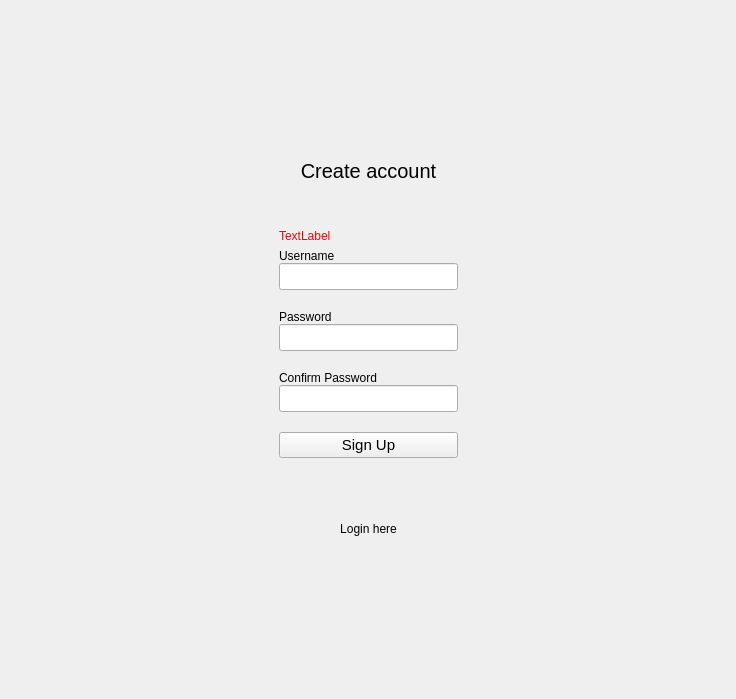
Qt form client/ui/registrationpage.ui (McQueeh95/ChatProject) before a commit.
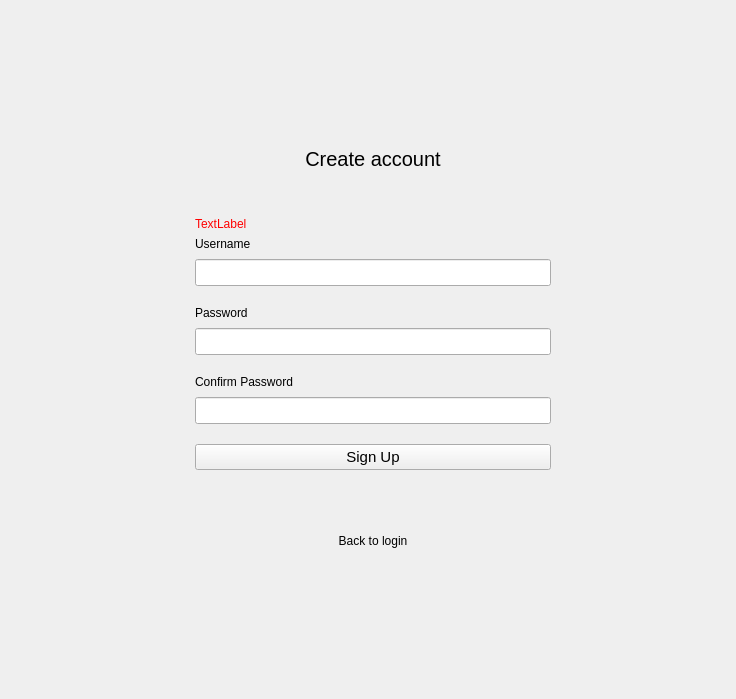
The same form after that commit.

Commit message: refactor(client): add styles to login and registration widgets

The edit to the form file:
```diff
--- a/client/ui/registrationpage.ui
+++ b/client/ui/registrationpage.ui
@@ -20,15 +20,15 @@
    <string>Form</string>
   </property>
   <layout class="QGridLayout" name="gridLayout">
-   <item row="0" column="2">
+   <item row="0" column="1">
     <spacer name="verticalSpacer_3">
      <property name="orientation">
       <enum>Qt::Orientation::Vertical</enum>
      </property>
      <property name="sizeHint" stdset="0">
       <size>
-       <width>20</width>
-       <height>119</height>
+       <width>17</width>
+       <height>89</height>
       </size>
      </property>
     </spacer>
@@ -43,13 +43,34 @@
      </property>
      <property name="sizeHint" stdset="0">
       <size>
-       <width>268</width>
-       <height>20</height>
+       <width>148</width>
+       <height>17</height>
       </size>
      </property>
     </spacer>
    </item>
-   <item row="1" column="1" colspan="2">
+   <item row="1" column="1">
+    <widget class="QWidget" name="registrationCard" native="true">
+     <property name="minimumSize">
+      <size>
+       <width>420</width>
+       <height>0</height>
+      </size>
+     </property>
+     <property name="maximumSize">
+      <size>
+       <width>420</width>
+       <height>16777215</height>
+      </size>
+     </property>
+     <layout class="QVBoxLayout" name="verticalLayout_6">
+      <property name="leftMargin">
+       <number>32</number>
+      </property>
+      <property name="rightMargin">
+       <number>32</number>
+      </property>
+      <item>
     <layout class="QVBoxLayout" name="verticalLayout_5">
      <item>
       <widget class="QLabel" name="createAccountLabel">
@@ -100,7 +121,7 @@
        <item>
         <layout class="QVBoxLayout" name="verticalLayout_3">
          <property name="spacing">
-          <number>0</number>
+             <number>8</number>
          </property>
          <item>
           <widget class="QLabel" name="usernameLabel">
@@ -111,6 +132,18 @@
          </item>
          <item>
           <widget class="QLineEdit" name="usernameEdit">
+              <property name="minimumSize">
+               <size>
+                <width>300</width>
+                <height>0</height>
+               </size>
+              </property>
+              <property name="maximumSize">
+               <size>
+                <width>1000</width>
+                <height>16777215</height>
+               </size>
+              </property>
            <property name="font">
             <font>
              <pointsize>12</pointsize>
@@ -123,7 +156,7 @@
        <item>
         <layout class="QVBoxLayout" name="verticalLayout_2">
          <property name="spacing">
-          <number>0</number>
+             <number>8</number>
          </property>
          <item>
           <widget class="QLabel" name="passwordLabel">
@@ -134,6 +167,18 @@
          </item>
          <item>
           <widget class="QLineEdit" name="passwordEdit">
+              <property name="minimumSize">
+               <size>
+                <width>300</width>
+                <height>0</height>
+               </size>
+              </property>
+              <property name="maximumSize">
+               <size>
+                <width>1000</width>
+                <height>16777215</height>
+               </size>
+              </property>
            <property name="font">
             <font>
              <pointsize>12</pointsize>
@@ -150,7 +195,7 @@
        <item>
         <layout class="QVBoxLayout" name="verticalLayout">
          <property name="spacing">
-          <number>0</number>
+             <number>8</number>
          </property>
          <item>
           <widget class="QLabel" name="confirmPasswordLabel">
@@ -161,6 +206,12 @@
          </item>
          <item>
           <widget class="QLineEdit" name="confirmPasswordEdit">
+              <property name="maximumSize">
+               <size>
+                <width>1000</width>
+                <height>16777215</height>
+               </size>
+              </property>
            <property name="font">
             <font>
              <pointsize>12</pointsize>
@@ -206,7 +257,7 @@
           </font>
          </property>
          <property name="text">
-          <string>Login here</string>
+             <string>Back to login</string>
          </property>
          <property name="flat">
           <bool>true</bool>
@@ -217,7 +268,10 @@
      </item>
     </layout>
    </item>
-   <item row="1" column="3">
+     </layout>
+    </widget>
+   </item>
+   <item row="1" column="2">
     <spacer name="horizontalSpacer_2">
      <property name="orientation">
       <enum>Qt::Orientation::Horizontal</enum>
@@ -227,8 +281,8 @@
      </property>
      <property name="sizeHint" stdset="0">
       <size>
-       <width>267</width>
-       <height>20</height>
+       <width>138</width>
+       <height>17</height>
       </size>
      </property>
     </spacer>
@@ -240,8 +294,8 @@
      </property>
      <property name="sizeHint" stdset="0">
       <size>
-       <width>20</width>
-       <height>118</height>
+       <width>17</width>
+       <height>89</height>
       </size>
      </property>
     </spacer>
```
Lines whose indentation alone changed are shown as unchanged. The commit also changes 2 other files.
